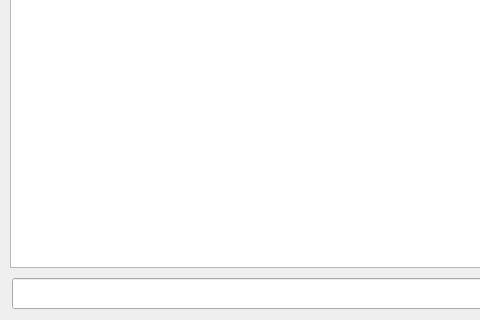
Qt form GroundWeb/GroundWeb.ui (BeyondTheEcho/GroundWeb) before a commit; both pictures show x 0 to 480 and y 83 to 403 of the 599 by 403 pixel window.
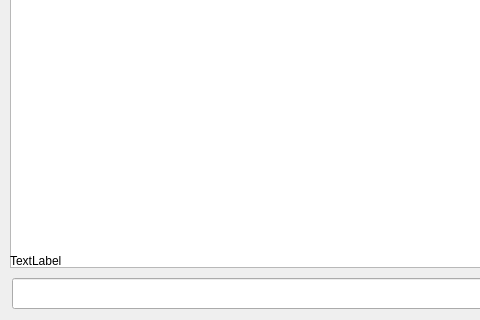
The same form after that commit.

Diff of the .ui file:
```diff
--- a/GroundWeb/GroundWeb.ui
+++ b/GroundWeb/GroundWeb.ui
@@ -13,25 +13,6 @@
   <property name="windowTitle">
    <string>GroundWeb</string>
   </property>
-  <widget class="QTextEdit" name="consoleOutput">
-   <property name="geometry">
-    <rect>
-     <x>10</x>
-     <y>10</y>
-     <width>581</width>
-     <height>341</height>
-    </rect>
-   </property>
-   <property name="autoFillBackground">
-    <bool>false</bool>
-   </property>
-   <property name="sizeAdjustPolicy">
-    <enum>QAbstractScrollArea::AdjustIgnored</enum>
-   </property>
-   <property name="readOnly">
-    <bool>true</bool>
-   </property>
-  </widget>
   <widget class="QLineEdit" name="userInputField">
    <property name="geometry">
     <rect>
@@ -42,6 +23,38 @@
     </rect>
    </property>
   </widget>
+  <widget class="QLabel" name="label">
+   <property name="geometry">
+    <rect>
+     <x>10</x>
+     <y>10</y>
+     <width>581</width>
+     <height>341</height>
+    </rect>
+   </property>
+   <property name="text">
+    <string>TextLabel</string>
+   </property>
+   <property name="alignment">
+    <set>Qt::AlignBottom|Qt::AlignLeading|Qt::AlignLeft</set>
+   </property>
+   <property name="margin">
+    <number>10</number>
+   </property>
+  </widget>
+  <widget class="QTextEdit" name="textEdit">
+   <property name="geometry">
+    <rect>
+     <x>10</x>
+     <y>10</y>
+     <width>581</width>
+     <height>341</height>
+    </rect>
+   </property>
+  </widget>
+  <zorder>userInputField</zorder>
+  <zorder>textEdit</zorder>
+  <zorder>label</zorder>
  </widget>
  <layoutdefault spacing="6" margin="11"/>
  <resources>
```
